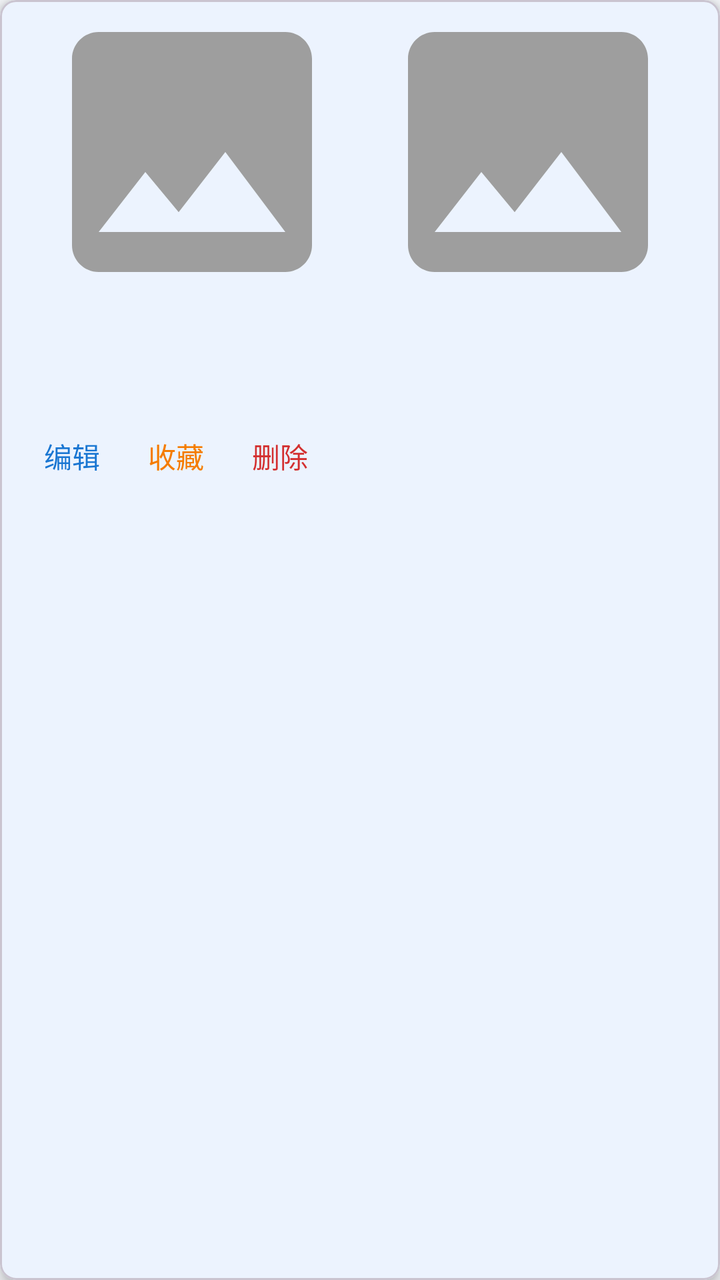
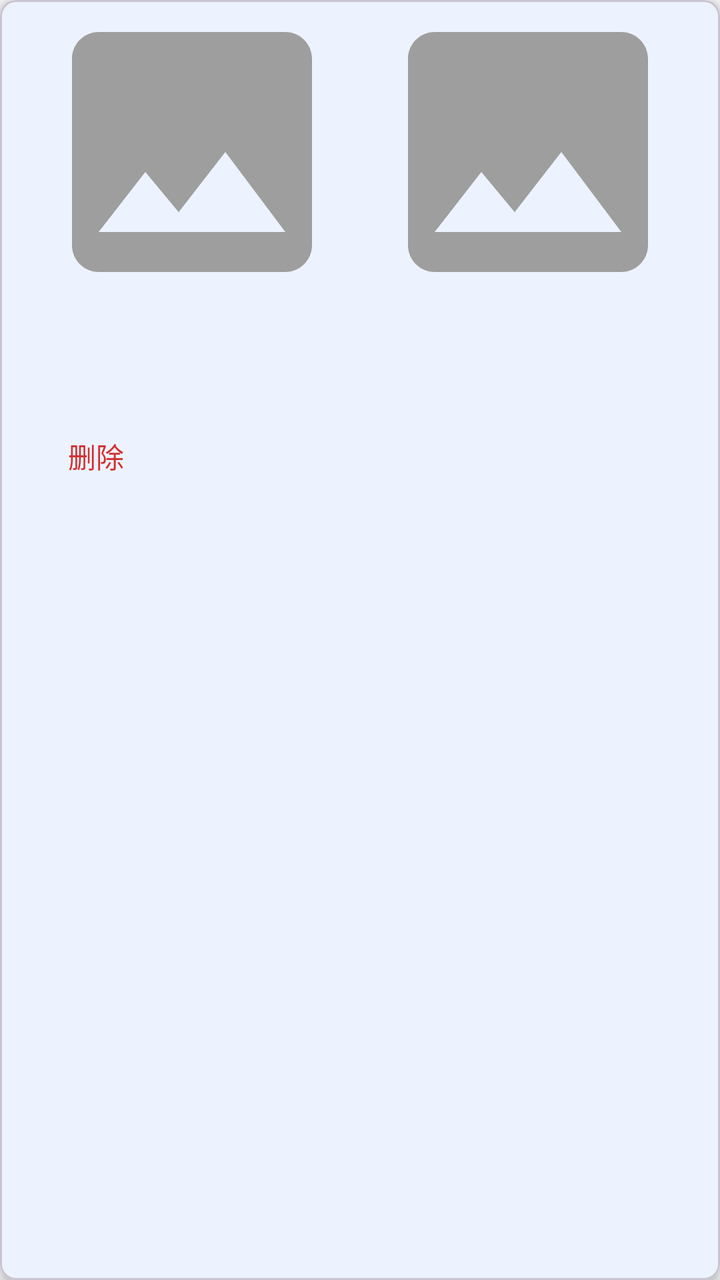

Compare the two renders of this Android layout. The source of the first and the diff that turns it into the second are given below.
<!-- AndroidManifest.xml: application theme Theme.Dehaze -->
<!-- res/layout/item_input_history.xml -->
<?xml version="1.0" encoding="utf-8"?>
<com.google.android.material.card.MaterialCardView xmlns:android="http://schemas.android.com/apk/res/android"
    xmlns:app="http://schemas.android.com/apk/res-auto"
    android:layout_width="match_parent"
    android:layout_height="wrap_content"
    android:layout_margin="8dp"
    app:cardCornerRadius="8dp"
    app:cardElevation="4dp">

    <LinearLayout
        android:layout_width="match_parent"
        android:layout_height="wrap_content"
        android:orientation="vertical"
        android:padding="16dp">

        <LinearLayout
            android:layout_width="match_parent"
            android:layout_height="wrap_content"
            android:gravity="center_vertical"
            android:orientation="horizontal">

            <CheckBox
                android:id="@+id/cb_select"
                android:layout_width="wrap_content"
                android:layout_height="wrap_content"
                android:visibility="gone" />

            <LinearLayout
                android:layout_width="0dp"
                android:layout_height="wrap_content"
                android:layout_weight="1"
                android:orientation="horizontal">

                <ImageView
                    android:id="@+id/iv_original"
                    android:layout_width="0dp"
                    android:layout_height="120dp"
                    android:layout_weight="1"
                    android:adjustViewBounds="true"
                    android:scaleType="centerCrop"
                    android:src="@drawable/ic_image" />

                <ImageView
                    android:id="@+id/iv_result"
                    android:layout_width="0dp"
                    android:layout_height="120dp"
                    android:layout_weight="1"
                    android:layout_marginStart="8dp"
                    android:adjustViewBounds="true"
                    android:scaleType="centerCrop"
                    android:src="@drawable/ic_image" />
            </LinearLayout>
        </LinearLayout>

        <TextView
            android:id="@+id/tv_algorithm_name"
            android:layout_width="match_parent"
            android:layout_height="wrap_content"
            android:layout_marginTop="8dp"
            android:textColor="#1976D2"
            android:textSize="14sp"
            android:textStyle="bold" />

        <LinearLayout
            android:layout_width="match_parent"
            android:layout_height="wrap_content"
            android:layout_marginTop="4dp"
            android:orientation="horizontal">

            <TextView
                android:id="@+id/tv_status"
                android:layout_width="wrap_content"
                android:layout_height="wrap_content"
                android:textColor="#424242"
                android:textSize="12sp" />

            <TextView
                android:id="@+id/tv_source"
                android:layout_width="wrap_content"
                android:layout_height="wrap_content"
                android:layout_marginStart="12dp"
                android:textColor="#424242"
                android:textSize="12sp" />

            <TextView
                android:id="@+id/tv_processing_time"
                android:layout_width="wrap_content"
                android:layout_height="wrap_content"
                android:layout_marginStart="12dp"
                android:textColor="#424242"
                android:textSize="12sp" />
        </LinearLayout>

        <LinearLayout
            android:layout_width="match_parent"
            android:layout_height="wrap_content"
            android:layout_marginTop="4dp"
            android:orientation="horizontal">

            <TextView
                android:id="@+id/tv_favorite"
                android:layout_width="wrap_content"
                android:layout_height="wrap_content"
                android:textColor="#F57C00"
                android:textSize="12sp" />

            <TextView
                android:id="@+id/tv_sync_status"
                android:layout_width="wrap_content"
                android:layout_height="wrap_content"
                android:layout_marginStart="12dp"
                android:textColor="#757575"
                android:textSize="12sp" />

            <TextView
                android:id="@+id/tv_create_time"
                android:layout_width="wrap_content"
                android:layout_height="wrap_content"
                android:layout_marginStart="12dp"
                android:textColor="#757575"
                android:textSize="12sp" />
        </LinearLayout>

        <LinearLayout
            android:id="@+id/layout_actions"
            android:layout_width="match_parent"
            android:layout_height="wrap_content"
            android:layout_marginTop="8dp"
            android:orientation="horizontal">

            <TextView
                android:id="@+id/tv_edit"
                android:layout_width="wrap_content"
                android:layout_height="wrap_content"
                android:background="?android:attr/selectableItemBackground"
                android:padding="6dp"
                android:text="编辑"
                android:textColor="#1976D2" />

            <TextView
                android:id="@+id/tv_favorite_action"
                android:layout_width="wrap_content"
                android:layout_height="wrap_content"
                android:layout_marginStart="12dp"
                android:background="?android:attr/selectableItemBackground"
                android:padding="6dp"
                android:text="收藏"
                android:textColor="#F57C00" />

            <TextView
                android:id="@+id/tv_delete"
                android:layout_width="wrap_content"
                android:layout_height="wrap_content"
                android:layout_marginStart="12dp"
                android:background="?android:attr/selectableItemBackground"
                android:padding="6dp"
                android:text="删除"
                android:textColor="#D32F2F" />
        </LinearLayout>

    </LinearLayout>

</com.google.android.material.card.MaterialCardView>
<!-- resources referenced by this layout -->
<resources>
  <!-- drawable ic_image (drawable) -->
  <?xml version="1.0" encoding="utf-8"?>
  <vector xmlns:android="http://schemas.android.com/apk/res/android"
      android:width="24dp" android:height="24dp"
      android:viewportWidth="24" android:viewportHeight="24"
      android:tint="#9E9E9E">
      <path android:fillColor="@android:color/white"
          android:pathData="M21,19V5c0,-1.1 -0.9,-2 -2,-2H5c-1.1,0 -2,0.9 -2,2v14c0,1.1 0.9,2 2,2h14c1.1,0 2,-0.9 2,-2zM8.5,13.5l2.5,3.01L14.5,12l4.5,6H5l3.5,-4.5z" />
  </vector>
  <style name="Theme.Dehaze" parent="Base.Theme.Dehaze">
          
          <item name="colorPrimary">@color/brand_primary</item>
          <item name="colorPrimaryVariant">@color/brand_primary_dark</item>
          <item name="colorOnPrimary">@color/white</item>
          <item name="colorSecondary">@color/brand_secondary</item>
          <item name="colorOnSecondary">@color/white</item>
          <item name="android:colorBackground">@color/bg_page</item>
          <item name="colorSurface">@color/bg_card</item>
          <item name="android:statusBarColor">@color/brand_primary</item>
      </style>
  <style name="Base.Theme.Dehaze" parent="Theme.Material3.DayNight.NoActionBar">
          
          <item name="colorPrimary">@color/brand_primary</item>
          <item name="colorPrimaryVariant">@color/brand_primary_dark</item>
          <item name="colorOnPrimary">@color/white</item>
          
          <item name="colorSecondary">@color/brand_secondary</item>
          <item name="colorOnSecondary">@color/white</item>
          
          <item name="android:colorBackground">@color/bg_page</item>
          <item name="colorSurface">@color/bg_card</item>
          <item name="colorOnSurface">@color/text_primary</item>
          
          <item name="colorError">@color/color_error</item>
          
          <item name="android:statusBarColor">@color/brand_primary</item>
          <item name="android:windowLightStatusBar">false</item>
          
          <item name="android:fontFamily">sans-serif</item>
          <item name="android:textColorPrimary">@color/text_primary</item>
          <item name="android:textColorSecondary">@color/text_secondary</item>
      </style>
  <color name="brand_primary">#FF3B82F6</color>
  <color name="brand_primary_dark">#FF6366F1</color>
  <color name="white">#FFFFFFFF</color>
  <color name="brand_secondary">#FF4285F4</color>
  <color name="bg_page">#FFF5F7FA</color>
  <color name="bg_card">#FFFFFFFF</color>
  <color name="text_primary">#FF1F2937</color>
  <color name="color_error">#FFF44336</color>
  <color name="text_secondary">#FF6B7280</color>
</resources>

<!-- the commit's change to res/layout/item_input_history.xml (unified diff, before → after) -->
@@ -98,21 +98,6 @@
             android:orientation="horizontal">
 
             <TextView
-                android:id="@+id/tv_favorite"
-                android:layout_width="wrap_content"
-                android:layout_height="wrap_content"
-                android:textColor="#F57C00"
-                android:textSize="12sp" />
-
-            <TextView
-                android:id="@+id/tv_sync_status"
-                android:layout_width="wrap_content"
-                android:layout_height="wrap_content"
-                android:layout_marginStart="12dp"
-                android:textColor="#757575"
-                android:textSize="12sp" />
-
-            <TextView
                 android:id="@+id/tv_create_time"
                 android:layout_width="wrap_content"
                 android:layout_height="wrap_content"
@@ -129,25 +114,6 @@
             android:orientation="horizontal">
 
             <TextView
-                android:id="@+id/tv_edit"
-                android:layout_width="wrap_content"
-                android:layout_height="wrap_content"
-                android:background="?android:attr/selectableItemBackground"
-                android:padding="6dp"
-                android:text="编辑"
-                android:textColor="#1976D2" />
-
-            <TextView
-                android:id="@+id/tv_favorite_action"
-                android:layout_width="wrap_content"
-                android:layout_height="wrap_content"
-                android:layout_marginStart="12dp"
-                android:background="?android:attr/selectableItemBackground"
-                android:padding="6dp"
-                android:text="收藏"
-                android:textColor="#F57C00" />
-
-            <TextView
                 android:id="@+id/tv_delete"
                 android:layout_width="wrap_content"
                 android:layout_height="wrap_content"
